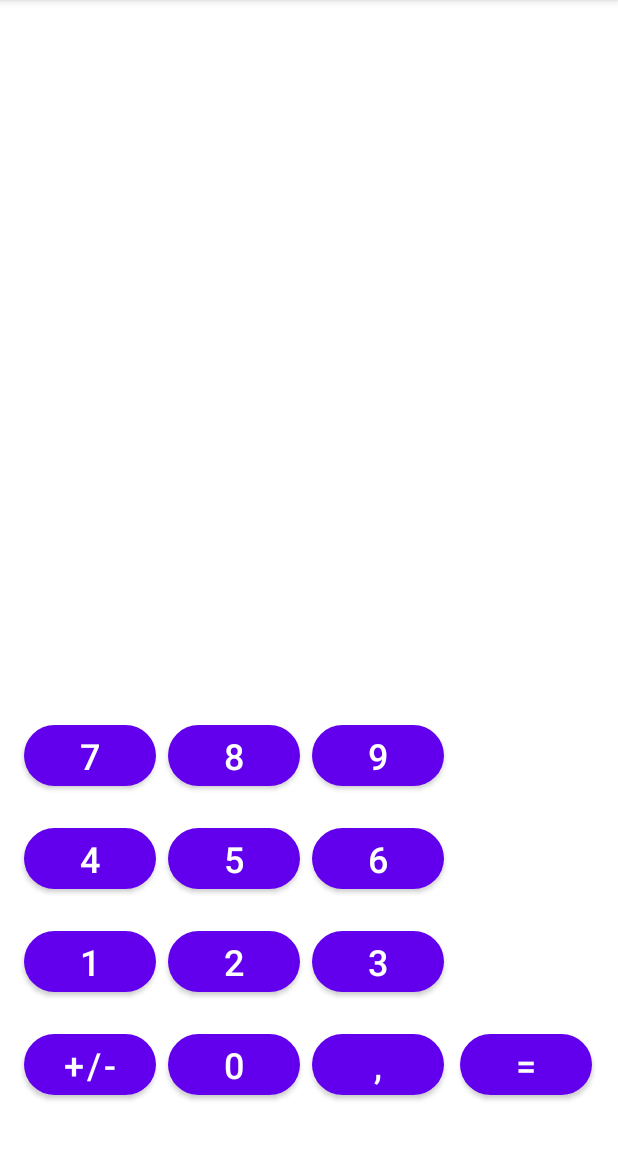
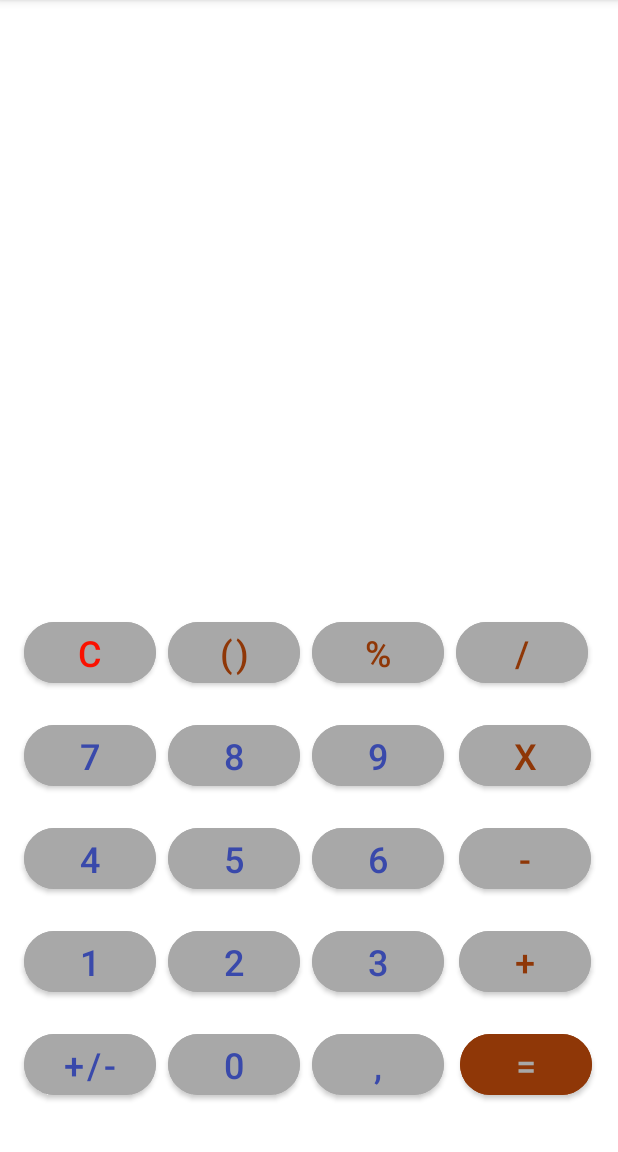
Before and after one commit to MikelArinaMarcos/calculadoraDSA, an Android app: the screen it shows after launch (MainActivity), on a phone screen of 412 x 824 dp, the part 84-1236 px from its top. Run offline under Robolectric (Android 15) with nearby library versions, the phone set to English and light mode, and no system bars.

Commit message:
Diseño botones principales terminado

```diff
--- a/app/src/main/res/layout/activity_main.xml
+++ b/app/src/main/res/layout/activity_main.xml
@@ -11,7 +11,9 @@
         android:layout_width="wrap_content"
         android:layout_height="wrap_content"
         android:layout_marginStart="8dp"
+        android:backgroundTint="#A8A8A8"
         android:text="6"
+        android:textColor="#3949AB"
         android:textSize="24sp"
         app:cornerRadius="50dip"
         app:layout_constraintBottom_toBottomOf="@+id/fiveBtn"
@@ -22,7 +24,9 @@
         android:layout_width="wrap_content"
         android:layout_height="wrap_content"
         android:layout_marginStart="8dp"
+        android:backgroundTint="#A8A8A8"
         android:text="0"
+        android:textColor="#3949AB"
         android:textSize="24sp"
         app:cornerRadius="50dip"
         app:layout_constraintBottom_toBottomOf="@+id/negativeBtn"
@@ -30,12 +34,14 @@
 
     <Button
         android:id="@+id/negativeBtn"
-        android:layout_width="wrap_content"
+        android:layout_width="0dp"
         android:layout_height="wrap_content"
         android:layout_marginStart="16dp"
         android:layout_marginBottom="32dp"
         android:width="3dip"
+        android:backgroundTint="#A8A8A8"
         android:text="+/-"
+        android:textColor="#3949AB"
         android:textSize="24sp"
         app:cornerRadius="50dip"
         app:layout_constraintBottom_toBottomOf="parent"
@@ -48,7 +54,9 @@
         android:layout_height="wrap_content"
         android:layout_marginStart="8dp"
         android:layout_marginEnd="16dp"
+        android:backgroundTint="#8F3707"
         android:text="="
+        android:textColor="#A8A8A8"
         android:textSize="24sp"
         app:cornerRadius="50dip"
         app:layout_constraintBottom_toBottomOf="@+id/dotBtn"
@@ -57,11 +65,97 @@
         app:layout_constraintStart_toEndOf="@+id/dotBtn" />
 
     <Button
+        android:id="@+id/plusBtn"
+        android:layout_width="wrap_content"
+        android:layout_height="wrap_content"
+        android:layout_marginStart="8dp"
+        android:layout_marginEnd="16dp"
+        android:backgroundTint="#A8A8A8"
+        android:text="+"
+        android:textColor="#8F3707"
+        android:textSize="24sp"
+        app:cornerRadius="50dip"
+        app:layout_constraintBottom_toBottomOf="@+id/threeBtn"
+        app:layout_constraintEnd_toEndOf="parent"
+        app:layout_constraintStart_toEndOf="@+id/threeBtn" />
+
+    <Button
+        android:id="@+id/minusBtn"
+        android:layout_width="wrap_content"
+        android:layout_height="wrap_content"
+        android:layout_marginStart="8dp"
+        android:layout_marginEnd="16dp"
+        android:backgroundTint="#A8A8A8"
+        android:text="-"
+        android:textColor="#8F3707"
+        android:textSize="24sp"
+        app:cornerRadius="50dip"
+        app:layout_constraintBottom_toBottomOf="@+id/sixBtn"
+        app:layout_constraintEnd_toEndOf="parent"
+        app:layout_constraintStart_toEndOf="@+id/sixBtn" />
+
+    <Button
+        android:id="@+id/timesBtn"
+        android:layout_width="wrap_content"
+        android:layout_height="wrap_content"
+        android:layout_marginStart="8dp"
+        android:layout_marginEnd="16dp"
+        android:backgroundTint="#A8A8A8"
+        android:text="x"
+        android:textColor="#8F3707"
+        android:textSize="24sp"
+        app:cornerRadius="50dip"
+        app:layout_constraintBottom_toBottomOf="@+id/nineBtn"
+        app:layout_constraintEnd_toEndOf="parent"
+        app:layout_constraintStart_toEndOf="@+id/nineBtn" />
+
+    <Button
+        android:id="@+id/parenthesisBtn"
+        android:layout_width="wrap_content"
+        android:layout_height="wrap_content"
+        android:layout_marginStart="8dp"
+        android:backgroundTint="#A8A8A8"
+        android:text="()"
+        android:textColor="#8F3707"
+        android:textSize="24sp"
+        app:cornerRadius="50dip"
+        app:layout_constraintBottom_toBottomOf="@+id/clearBtn"
+        app:layout_constraintStart_toEndOf="@+id/clearBtn" />
+
+    <Button
+        android:id="@+id/percentBtn"
+        android:layout_width="wrap_content"
+        android:layout_height="wrap_content"
+        android:layout_marginStart="8dp"
+        android:backgroundTint="#A8A8A8"
+        android:text="%"
+        android:textColor="#8F3707"
+        android:textSize="24sp"
+        app:cornerRadius="50dip"
+        app:layout_constraintBottom_toBottomOf="@+id/parenthesisBtn"
+        app:layout_constraintStart_toEndOf="@+id/parenthesisBtn" />
+
+    <Button
+        android:id="@+id/dividedByBtn"
+        android:layout_width="wrap_content"
+        android:layout_height="wrap_content"
+        android:layout_marginStart="8dp"
+        android:backgroundTint="#A8A8A8"
+        android:text="/"
+        android:textColor="#8F3707"
+        android:textSize="24sp"
+        app:cornerRadius="50dip"
+        app:layout_constraintBottom_toBottomOf="@+id/percentBtn"
+        app:layout_constraintStart_toEndOf="@+id/percentBtn" />
+
+    <Button
         android:id="@+id/dotBtn"
         android:layout_width="wrap_content"
         android:layout_height="wrap_content"
         android:layout_marginStart="8dp"
+        android:backgroundTint="#A8A8A8"
         android:text=","
+        android:textColor="#3949AB"
         android:textSize="24sp"
         app:cornerRadius="50dip"
         app:layout_constraintBottom_toBottomOf="@+id/button"
@@ -72,7 +166,9 @@
         android:layout_width="wrap_content"
         android:layout_height="wrap_content"
         android:layout_marginBottom="16dp"
+        android:backgroundTint="#A8A8A8"
         android:text="1"
+        android:textColor="#3949AB"
         android:textSize="24sp"
         app:cornerRadius="50dip"
         app:layout_constraintBottom_toTopOf="@+id/negativeBtn"
@@ -83,7 +179,9 @@
         android:layout_width="wrap_content"
         android:layout_height="wrap_content"
         android:layout_marginStart="8dp"
+        android:backgroundTint="#A8A8A8"
         android:text="2"
+        android:textColor="#3949AB"
         android:textSize="24sp"
         app:cornerRadius="50dip"
         app:layout_constraintBottom_toBottomOf="@+id/oneBtn"
@@ -94,7 +192,9 @@
         android:layout_width="wrap_content"
         android:layout_height="wrap_content"
         android:layout_marginStart="8dp"
+        android:backgroundTint="#A8A8A8"
         android:text="3"
+        android:textColor="#3949AB"
         android:textSize="24sp"
         app:cornerRadius="50dip"
         app:layout_constraintBottom_toBottomOf="@+id/twoBtn"
@@ -105,7 +205,9 @@
         android:layout_width="wrap_content"
         android:layout_height="wrap_content"
         android:layout_marginBottom="16dp"
+        android:backgroundTint="#A8A8A8"
         android:text="4"
+        android:textColor="#3949AB"
         android:textSize="24sp"
         app:cornerRadius="50dip"
         app:layout_constraintBottom_toTopOf="@+id/oneBtn"
@@ -116,18 +218,35 @@
         android:layout_width="wrap_content"
         android:layout_height="wrap_content"
         android:layout_marginBottom="16dp"
+        android:backgroundTint="#A8A8A8"
         android:text="7"
         android:textSize="24sp"
         app:cornerRadius="50dip"
         app:layout_constraintBottom_toTopOf="@+id/fourBtn"
-        app:layout_constraintStart_toStartOf="@+id/fourBtn" />
+        app:layout_constraintStart_toStartOf="@+id/fourBtn"
+        android:textColor="#3949AB" />
+
+    <Button
+        android:id="@+id/clearBtn"
+        android:layout_width="wrap_content"
+        android:layout_height="wrap_content"
+        android:layout_marginBottom="16dp"
+        android:backgroundTint="#A8A8A8"
+        android:text="C"
+        android:textColor="#FA1100"
+        android:textSize="24sp"
+        app:cornerRadius="50dip"
+        app:layout_constraintBottom_toTopOf="@+id/sevenBtn"
+        app:layout_constraintStart_toStartOf="@+id/sevenBtn" />
 
     <Button
         android:id="@+id/eightBtn"
         android:layout_width="wrap_content"
         android:layout_height="wrap_content"
         android:layout_marginStart="8dp"
+        android:backgroundTint="#A8A8A8"
         android:text="8"
+        android:textColor="#3949AB"
         android:textSize="24sp"
         app:cornerRadius="50dip"
         app:layout_constraintBottom_toBottomOf="@+id/sevenBtn"
@@ -138,7 +257,9 @@
         android:layout_width="wrap_content"
         android:layout_height="wrap_content"
         android:layout_marginStart="8dp"
+        android:backgroundTint="#A8A8A8"
         android:text="9"
+        android:textColor="#3949AB"
         android:textSize="24sp"
         app:cornerRadius="50dip"
         app:layout_constraintBottom_toBottomOf="@+id/eightBtn"
@@ -149,7 +270,9 @@
         android:layout_width="wrap_content"
         android:layout_height="wrap_content"
         android:layout_marginStart="8dp"
+        android:backgroundTint="#A8A8A8"
         android:text="5"
+        android:textColor="#3949AB"
         android:textSize="24sp"
         app:cornerRadius="50dip"
         app:layout_constraintBottom_toBottomOf="@+id/fourBtn"
```
